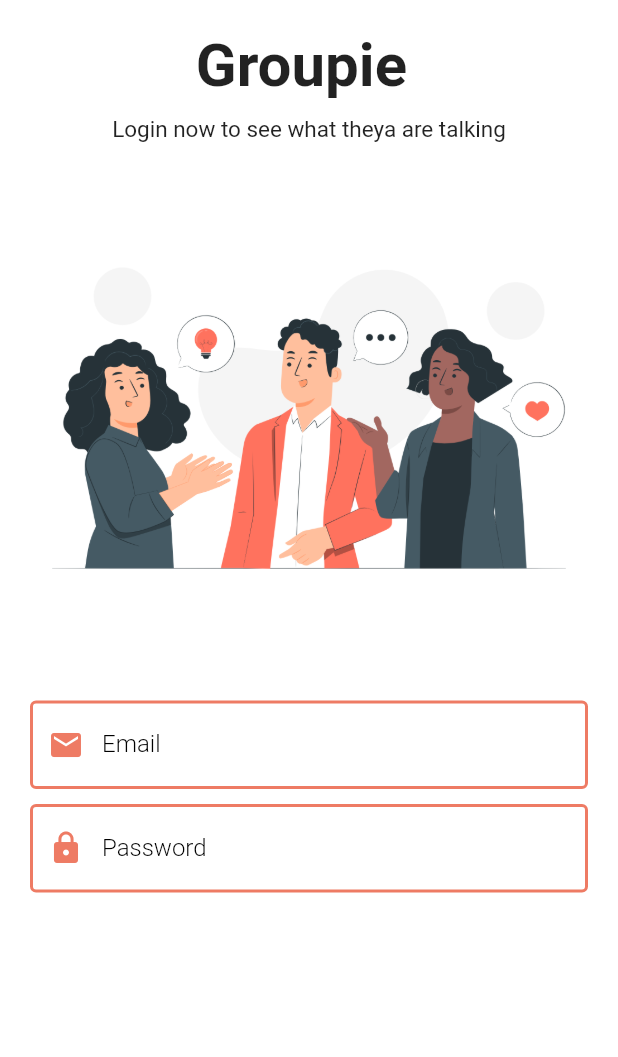
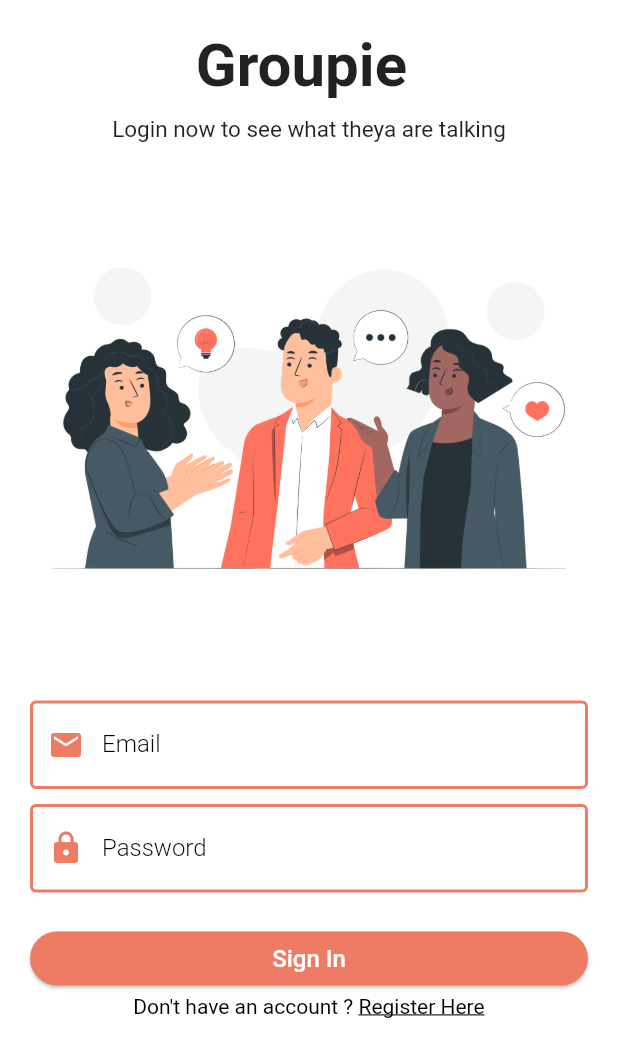
Before and after one commit to HalilMertDeveli/FirebaseChatApp, a Flutter app: the screen it shows after launch, on a phone screen of 412 x 824 dp. Shown: the top 1057 px of the screen. Run offline on Flutter 3.47's test engine with Material 2 defaults, Android fonts, the phone set to English and light mode, and no system bars; our stand-ins replace firebase_core, shared_preferences; accounts and stored records are empty.

Commit message:
we wrote special text and navigation methods in widget file

```diff
--- a/lib/pages/auth/login_page.dart
+++ b/lib/pages/auth/login_page.dart
@@ -1,3 +1,4 @@
+import 'package:flutter/gestures.dart';
 import 'package:flutter/material.dart';
 import 'package:flutter_firebase_chat_app/widgets/widget.dart';
 
@@ -82,13 +83,50 @@ class _LoginPageState extends State<LoginPage> {
                 },
                 //cheking validor
                 validator: (String? val) {
-                  if (val!.length>6) {
+                  if (val!.length < 6) {
                     return "password should be more longer then six";
-                  }
-                  else{
+                  } else {
                     return null;
                   }
                 },
+              ),
+              SizedBox(
+                height: 20,
+              ),
+              SizedBox(
+                width: double.infinity,
+                child: ElevatedButton(
+                  style: ElevatedButton.styleFrom(
+                    backgroundColor: Theme.of(context).primaryColor,
+                    elevation: 1,
+                    shape: RoundedRectangleBorder(
+                      borderRadius: BorderRadius.circular(49),
+                    ),
+                  ),
+                  child: const Text(
+                    "Sign In",
+                    style: TextStyle(color: Colors.white, fontSize: 16),
+                  ),
+                  onPressed: () {
+                    login();
+                  },
+                ),
+              ),
+              Text.rich(
+                TextSpan(
+                  text: "Don't have an account ? ",
+                  style: TextStyle(color: Colors.black, fontSize: 14),
+                  children: <TextSpan>[
+                    TextSpan(
+                      text: "Register Here",
+                      style: TextStyle(
+                        color: Colors.black,
+                        decoration: TextDecoration.underline,
+                      ),
+                      recognizer: TapGestureRecognizer()..onTap = () {},
+                    ),
+                  ],
+                ),
               )
             ],
           ),
@@ -96,4 +134,8 @@ class _LoginPageState extends State<LoginPage> {
       ),
     ));
   }
+
+  login() {
+    if (formKey.currentState!.validate()) {}
+  }
 }
```
